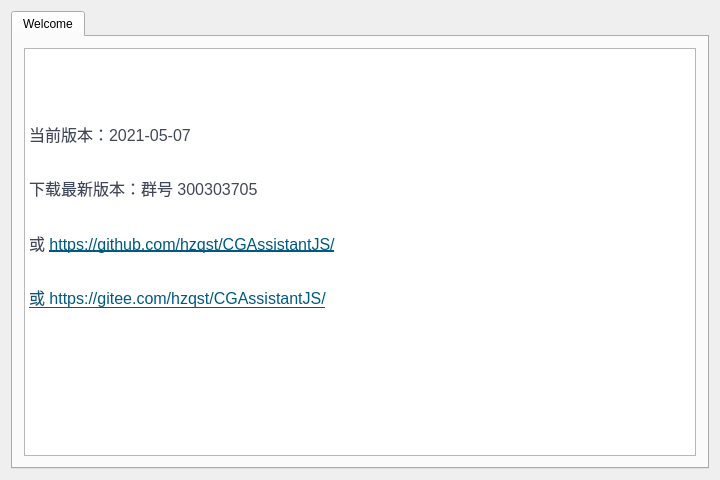
hzqst/CGAssistant, file CGAssistant/mainwindow.ui: the form before one commit.
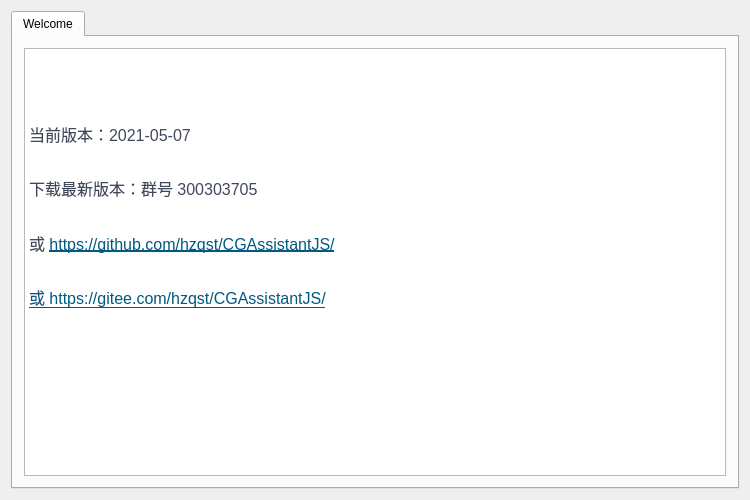
The form after the commit. Icons and pictures are not drawn.

```diff
--- a/CGAssistant/mainwindow.ui
+++ b/CGAssistant/mainwindow.ui
@@ -6,8 +6,8 @@
    <rect>
     <x>0</x>
     <y>0</y>
-    <width>720</width>
-    <height>480</height>
+    <width>750</width>
+    <height>500</height>
    </rect>
   </property>
   <property name="minimumSize">
```
